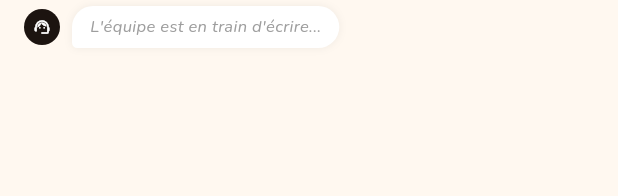
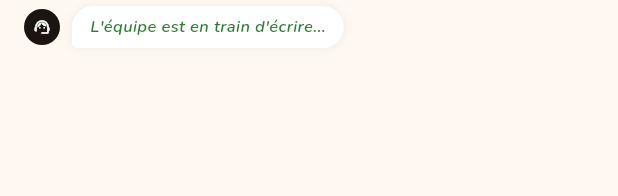
Before and after one commit to Vaillantval/Hayitis-Version-Mobile, a Flutter app: the _SupportTypingBubble widget shown alone on an empty page, opened directly with empty values, on a phone screen of 412 x 824 dp. Shown: the top 196 px of the screen. Run offline on Flutter 3.47's test engine with Material 3 defaults, Android fonts, the phone set to English and light mode, and no system bars; our stand-ins replace audioplayers, cached_network_image, connectivity_plus, dio, emoji_picker_flutter, firebase_core and 16 more; missing offline and left inert: flutter_sound, flutter_stripe; accounts and stored records are empty; network calls fail.

Commit message:
feat: typing indicator text in green + updated release APK (hayitis.apk)
Community and support chat typing bubbles now use AppColors.success
(green) instead of muted grey, making them more visible and distinct.

APK renamed from app-release.apk to hayitis.apk (Flutter Gradle output
naming now uses the app name).

Co-Authored-By: Claude Sonnet 4.6 <noreply@anthropic.com>

```diff
--- a/lib/features/community/screens/community_screen.dart
+++ b/lib/features/community/screens/community_screen.dart
@@ -778,7 +778,7 @@ class _TypingBubble extends StatelessWidget {
           child: _TypingDots(),
         ),
         const SizedBox(width: 6),
-        Text(label, style: GoogleFonts.nunito(fontSize: 11, color: AppColors.textMuted, fontStyle: FontStyle.italic)),
+        Text(label, style: GoogleFonts.nunito(fontSize: 11, color: AppColors.success, fontStyle: FontStyle.italic, fontWeight: FontWeight.w600)),
       ]),
     );
   }
--- a/lib/features/community/screens/support_screen.dart
+++ b/lib/features/community/screens/support_screen.dart
@@ -891,7 +891,7 @@ class _SupportTypingBubble extends StatelessWidget {
           ),
           child: Text(
             names.length == 1 ? "${names[0]} est en train d'écrire..." : "L'équipe est en train d'écrire...",
-            style: GoogleFonts.nunito(fontSize: 11, color: AppColors.textMuted, fontStyle: FontStyle.italic),
+            style: GoogleFonts.nunito(fontSize: 11, color: AppColors.success, fontStyle: FontStyle.italic, fontWeight: FontWeight.w600),
           ),
         ),
       ]),
```
Also changed, not shown: 1 other file.
